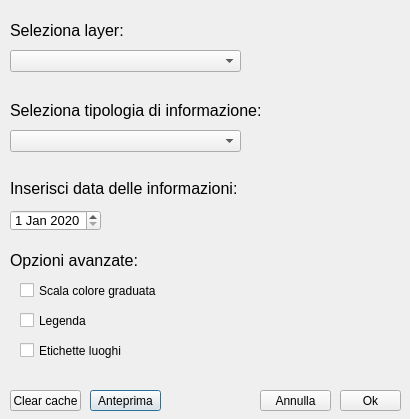
Before: the Qt Designer form covid_analyzer_dialog_base.ui in Devy99/Covid-Analyzer-QGIS, drawn with Qt 5.
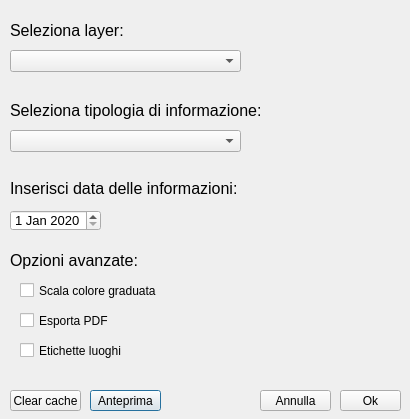
After: the same form once the commit is applied. Icons and pictures are not drawn.

Commit message: Changed label 'Legenda' to 'Esporta PDF' and the name of corresponding checkbox

What changed in the file:
```diff
--- a/covid_analyzer_dialog_base.ui
+++ b/covid_analyzer_dialog_base.ui
@@ -33,7 +33,7 @@
     </rect>
    </property>
    <property name="text">
-    <string>Legenda </string>
+    <string>Esporta PDF</string>
    </property>
   </widget>
   <widget class="QPushButton" name="previewButton">
```
Left out of the diff: 3 changed lines with no effect on the pictures.
